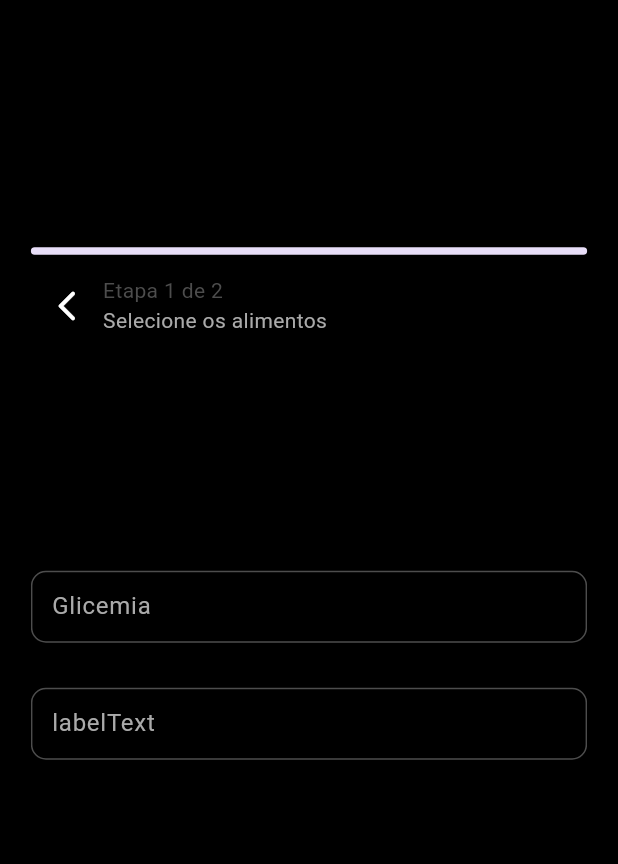
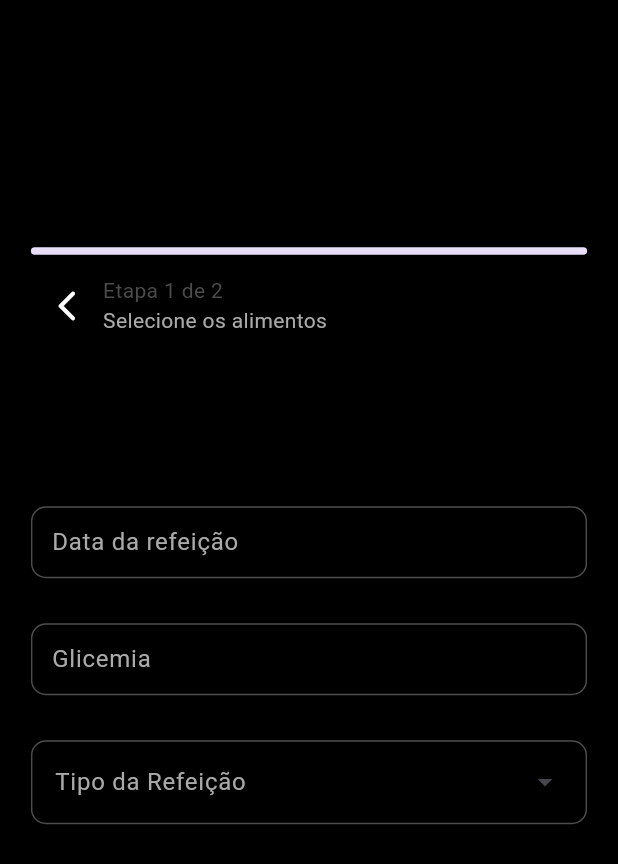
Before and after one commit to ezboy4life/carbonet, a Flutter app: the AdicionarRefeicao screen opened directly, on a phone screen of 412 x 824 dp. Shown: the top 864 px of the screen. Run offline on Flutter 3.47's test engine with Material 3 defaults, Android fonts, the phone set to English and light mode, and no system bars; our stand-ins replace logger, sqflite; accounts and stored records are empty.

```diff
--- a/lib/pages/add_refeicao.dart
+++ b/lib/pages/add_refeicao.dart
@@ -41,7 +41,7 @@ class _AdicionarRefeicaoState extends State<AdicionarRefeicao> {
   double _currentProgress = 0.0;
   int _currentPageIndex = 0;
 
-  final List<DropdownMenuEntry<String>> tiposDeRefeicao = [
+  final List<DropdownMenuEntry<String>> _tiposDeRefeicao = [
     CustomDropdownMenuEntry(value: "Café da manhã", label: "Café da manhã"),
     CustomDropdownMenuEntry(value: "Almoço", label: "Almoço"),
     CustomDropdownMenuEntry(value: "Janta", label: "Janta"),
@@ -84,11 +84,12 @@ class _AdicionarRefeicaoState extends State<AdicionarRefeicao> {
   void initState() {
     super.initState();
     _pageList = [
-      FoodList(
+      MealInfo(
         nextPage: _nextPage,
         glicemiaController: _glicemiaController,
         onDateSelected: _handleDateSelected,
         dateController: _dateController,
+        tiposDeRefeicao: _tiposDeRefeicao,
       ),
       const Text("Página de informações"),
     ];
@@ -176,18 +177,20 @@ class _AdicionarRefeicaoState extends State<AdicionarRefeicao> {
   }
 }
 
-class FoodList extends StatelessWidget {
+class MealInfo extends StatelessWidget {
   final VoidCallback nextPage;
   final Function(DateTime) onDateSelected;
   final TextEditingController glicemiaController;
   final TextEditingController dateController;
+  final List<DropdownMenuEntry<String>> tiposDeRefeicao;
 
-  const FoodList({
+  const MealInfo({
     super.key,
     required this.nextPage,
     required this.glicemiaController,
     required this.onDateSelected,
     required this.dateController,
+    required this.tiposDeRefeicao,
   });
 
   @override
@@ -195,6 +198,14 @@ class FoodList extends StatelessWidget {
     return Column(
       mainAxisAlignment: MainAxisAlignment.center,
       children: [
+        DateInputField(
+          labelText: "Data da refeição",
+          dateController: dateController,
+          onDateSelected: onDateSelected,
+        ),
+        const SizedBox(
+          height: 30,
+        ),
         InputField(
           controller: glicemiaController,
           labelText: "Glicemia",
@@ -210,11 +221,10 @@ class FoodList extends StatelessWidget {
         const SizedBox(
           height: 30,
         ),
-        DateInputField(
-          labelText: "labelText",
-          dateController: dateController,
-          onDateSelected: onDateSelected,
-        )
+        CustomDropDownMenu(
+          labelText: "Tipo da Refeição",
+          dropdownMenuEntries: tiposDeRefeicao,
+        ),
       ],
     );
   }
--- a/lib/widgets/dropdown_menu.dart
+++ b/lib/widgets/dropdown_menu.dart
@@ -7,6 +7,7 @@ class CustomDropDownMenu extends StatelessWidget {
   final Color textColor;
   final Color labelColor;
   final double widthFactor;
+  final Widget? leadingIcon;
 
   const CustomDropDownMenu({
     super.key,
@@ -15,6 +16,7 @@ class CustomDropDownMenu extends StatelessWidget {
     this.labelColor = AppColors.fontBright,
     this.textColor = Colors.white,
     this.widthFactor = 0.9,
+    this.leadingIcon,
   });
 
   @override
@@ -24,6 +26,7 @@ class CustomDropDownMenu extends StatelessWidget {
 
     return DropdownMenu(
       width: screenWidth * widthFactor,
+      leadingIcon: leadingIcon,
       dropdownMenuEntries: dropdownMenuEntries,
       initialSelection: dropdownMenuEntries[0],
       requestFocusOnTap: false,
@@ -34,7 +37,6 @@ class CustomDropDownMenu extends StatelessWidget {
         enabledBorder: OutlineInputBorder(
           borderSide: BorderSide(
             color: AppColors.fontDimmed,
-            strokeAlign: 10,
           ),
           borderRadius: BorderRadius.all(
             Radius.circular(10),
--- /dev/null
+++ b/lib/widgets/hour_input_field.dart
@@ -0,0 +1,13 @@
+import 'package:carbonet/utils/logger.dart';
+import 'package:flutter/material.dart';
+import 'package:carbonet/utils/app_colors.dart';
+
+class HourInputField extends StatelessWidget {
+  const HourInputField({super.key});
+
+  @override
+  Widget build(BuildContext context) {
+    // TODO: implementar isso aqui
+    throw UnimplementedError();
+  }
+}
```
